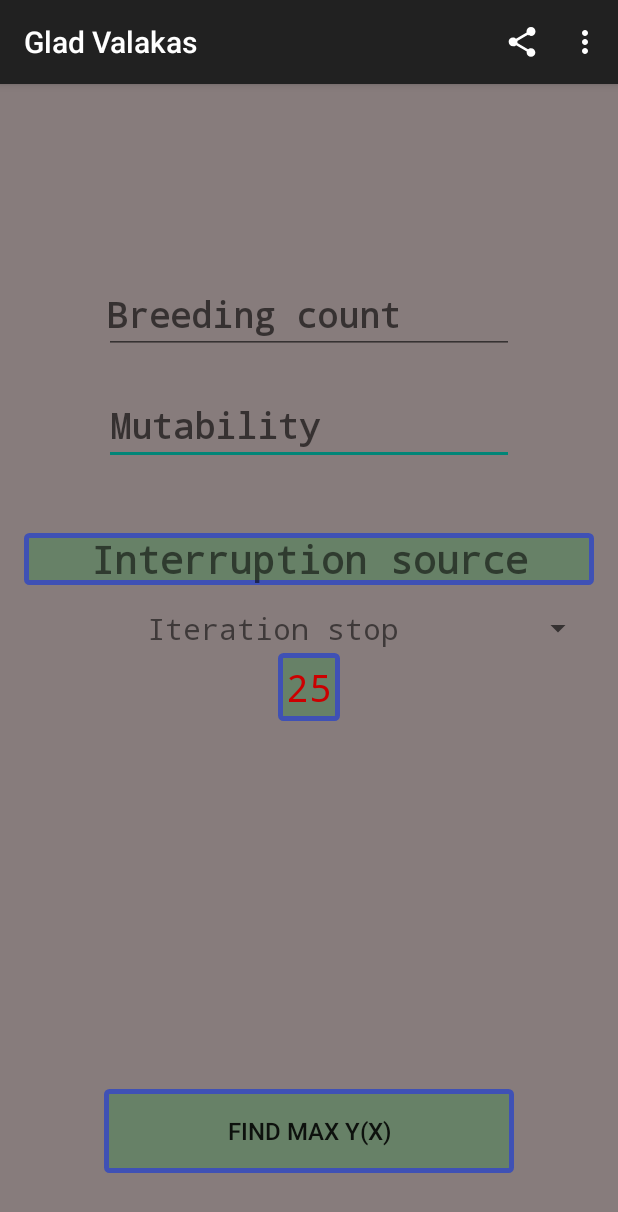
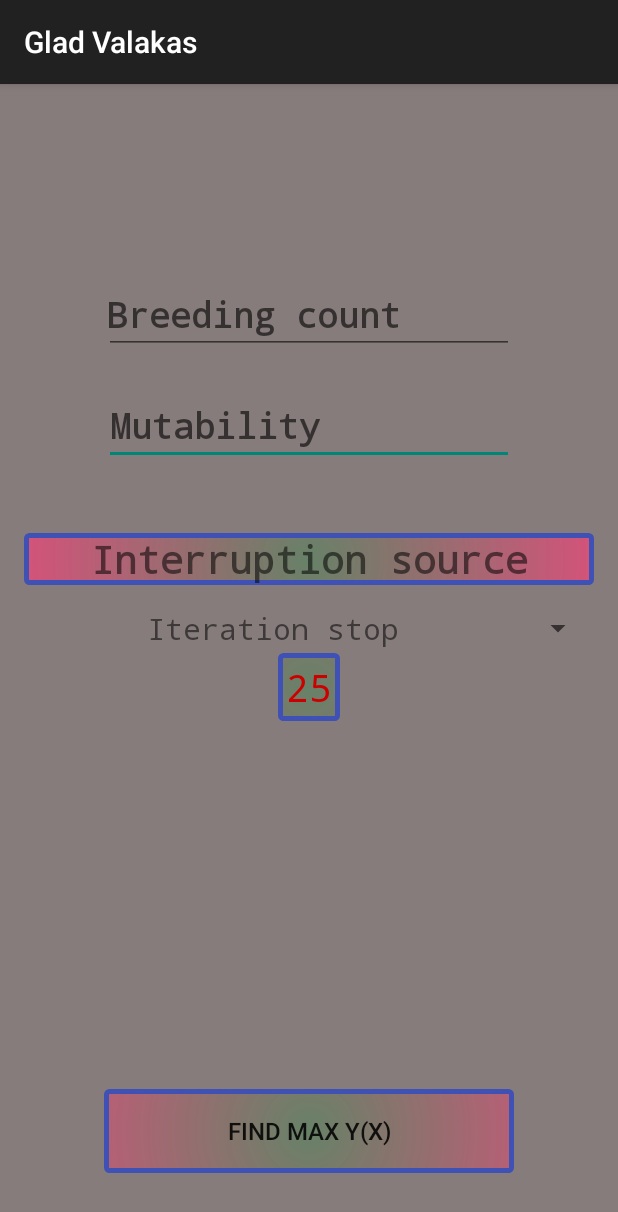
Before and after one commit to sanstorik/genetic_coursework, an Android app: the MainActivity screen opened directly, with no data from a screen before it, on a phone screen of 412 x 824 dp. Shown: the top 1212 px of the screen. Run offline under Robolectric (Android 15) with nearby library versions, the phone set to English and light mode, and no system bars; 1 statement that could not run was skipped.

Commit message:
added gradients and colors

```diff
--- a/app/src/main/java/develop/sanstorik/com/genetic_coursework/MainActivity.java
+++ b/app/src/main/java/develop/sanstorik/com/genetic_coursework/MainActivity.java
@@ -57,9 +57,9 @@ public class MainActivity extends AppCompatActivity {
         subMenu.add(5,5,5, "dialog");
         subMenu.add(6,6,6, "dialog2");
 
+        MusicService
         return true;
     }
-
 
 
     @Override public boolean onOptionsItemSelected(MenuItem item) {
--- a/app/src/main/res/drawable/text_shape.xml
+++ b/app/src/main/res/drawable/text_shape.xml
@@ -2,10 +2,12 @@
 <shape xmlns:android="http://schemas.android.com/apk/res/android"
        android:shape="rectangle" >
 
-    <!-- View background color -->
-    <solid
-        android:color="@color/colorButtons" >
-    </solid>
+    <gradient
+        android:type="radial"
+        android:gradientRadius="400"
+        android:startColor="@color/colorButtons"
+        android:endColor="@color/colorAccent"
+        />
 
     <!-- View border color and width -->
     <stroke
```
Also changed, not shown: app/src/main/java/develop/sanstorik/com/genetic_coursework/GreetActivity.java (+17 -0 lines), app/src/main/java/develop/sanstorik/com/genetic_coursework/PreferenceActivity.java (+0 -7 lines).
